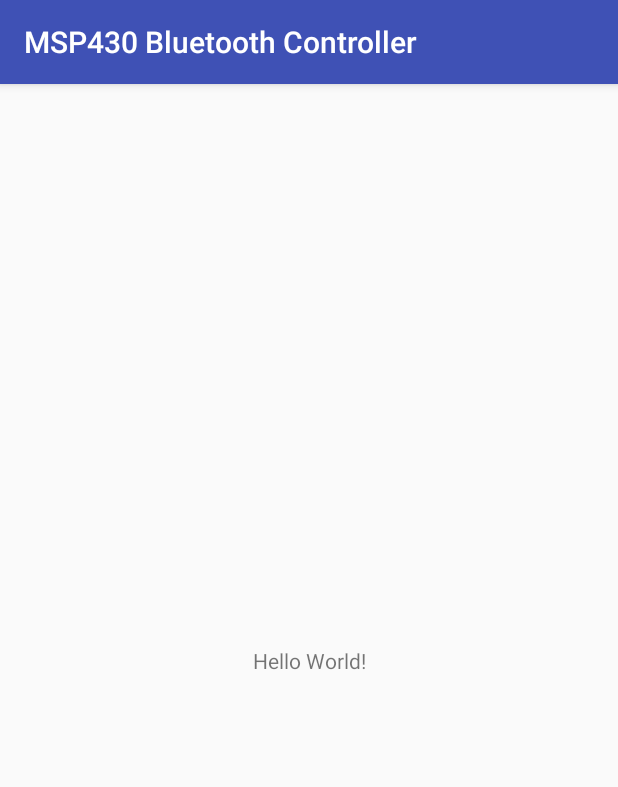
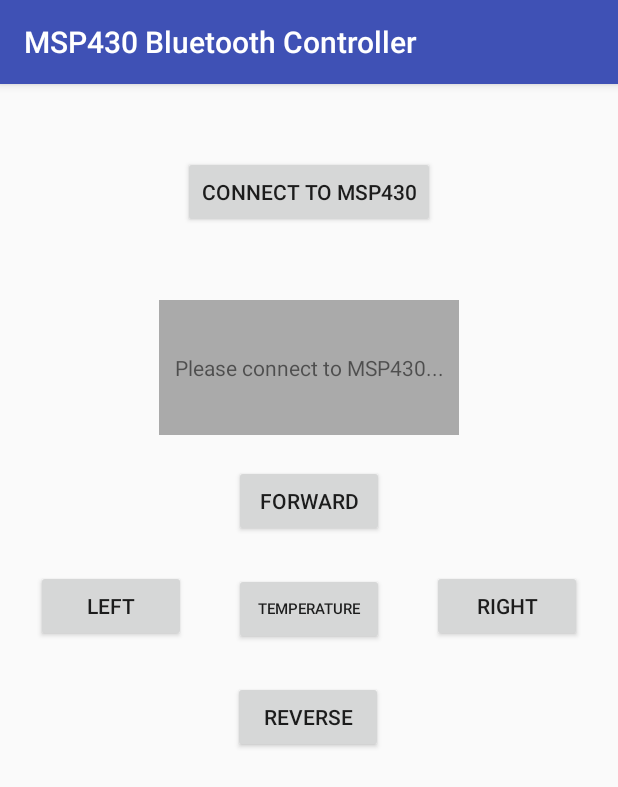
Before and after one commit to AlexTanJH/RemoteBot, an Android app: the screen it shows after launch (MainActivity), on a phone screen of 412 x 824 dp. Shown: the top 787 px of the screen. Run offline under Robolectric (Android 15) with nearby library versions, the phone set to English and light mode, and no system bars.

Commit message:
added UI to app

```diff
--- a/AppController/app/src/main/res/layout/activity_main.xml
+++ b/AppController/app/src/main/res/layout/activity_main.xml
@@ -6,13 +6,111 @@
     android:layout_height="match_parent"
     tools:context=".MainActivity">
 
-    <TextView
+    <Button
+        android:id="@+id/button"
         android:layout_width="wrap_content"
         android:layout_height="wrap_content"
-        android:text="Hello World!"
-        app:layout_constraintBottom_toBottomOf="parent"
-        app:layout_constraintLeft_toLeftOf="parent"
-        app:layout_constraintRight_toRightOf="parent"
+        android:layout_marginEnd="24dp"
+        android:layout_marginLeft="24dp"
+        android:layout_marginRight="24dp"
+        android:layout_marginStart="24dp"
+        android:layout_marginTop="48dp"
+        android:enabled="true"
+        android:text="Connect to MSP430"
+        app:layout_constraintEnd_toEndOf="parent"
+        app:layout_constraintStart_toStartOf="parent"
         app:layout_constraintTop_toTopOf="parent" />
 
+    <TextView
+        android:id="@+id/textView"
+        android:layout_width="200dp"
+        android:layout_height="90dp"
+        android:layout_marginEnd="24dp"
+        android:layout_marginLeft="24dp"
+        android:layout_marginRight="24dp"
+        android:layout_marginStart="24dp"
+        android:layout_marginTop="48dp"
+        android:background="@android:color/darker_gray"
+        android:gravity="center"
+        android:text="Please connect to MSP430..."
+        app:layout_constraintEnd_toEndOf="parent"
+        app:layout_constraintStart_toStartOf="parent"
+        app:layout_constraintTop_toBottomOf="@+id/button" />
+
+    <Button
+        android:id="@+id/forwardButton"
+        android:layout_width="100dp"
+        android:layout_height="wrap_content"
+        android:layout_marginEnd="24dp"
+        android:layout_marginLeft="24dp"
+        android:layout_marginRight="24dp"
+        android:layout_marginStart="24dp"
+        android:layout_marginTop="20dp"
+        android:text="Forward"
+        app:layout_constraintEnd_toEndOf="parent"
+        app:layout_constraintStart_toStartOf="parent"
+        app:layout_constraintTop_toBottomOf="@+id/textView"
+        android:clickable="false" />
+
+    <Button
+        android:id="@+id/button3"
+        android:layout_width="100dp"
+        android:layout_height="wrap_content"
+        android:layout_marginEnd="24dp"
+        android:layout_marginLeft="24dp"
+        android:layout_marginRight="24dp"
+        android:layout_marginStart="24dp"
+        android:text="Left"
+        app:layout_constraintBaseline_toBaselineOf="@+id/getTemp"
+        app:layout_constraintEnd_toStartOf="@+id/getTemp"
+        app:layout_constraintHorizontal_bias="0.0"
+        app:layout_constraintStart_toStartOf="parent"
+        android:clickable="false" />
+
+    <Button
+        android:id="@+id/rightButton"
+        android:layout_width="100dp"
+        android:layout_height="wrap_content"
+        android:layout_marginEnd="24dp"
+        android:layout_marginLeft="24dp"
+        android:layout_marginRight="24dp"
+        android:layout_marginStart="24dp"
+        android:text="Right"
+        app:layout_constraintBaseline_toBaselineOf="@+id/getTemp"
+        app:layout_constraintEnd_toEndOf="parent"
+        app:layout_constraintHorizontal_bias="1.0"
+        app:layout_constraintStart_toEndOf="@+id/getTemp"
+        android:clickable="false" />
+
+    <Button
+        android:id="@+id/button5"
+        android:layout_width="100dp"
+        android:layout_height="wrap_content"
+        android:layout_marginEnd="16dp"
+        android:layout_marginLeft="16dp"
+        android:layout_marginRight="16dp"
+        android:layout_marginStart="16dp"
+        android:layout_marginTop="24dp"
+        android:text="Reverse"
+        app:layout_constraintEnd_toEndOf="parent"
+        app:layout_constraintHorizontal_bias="0.498"
+        app:layout_constraintStart_toStartOf="parent"
+        app:layout_constraintTop_toBottomOf="@+id/getTemp"
+        android:clickable="false" />
+
+    <Button
+        android:id="@+id/getTemp"
+        android:layout_width="100dp"
+        android:layout_height="wrap_content"
+        android:layout_marginEnd="24dp"
+        android:layout_marginLeft="24dp"
+        android:layout_marginRight="24dp"
+        android:layout_marginStart="24dp"
+        android:layout_marginTop="24dp"
+        android:text="Temperature"
+        android:textSize="10sp"
+        app:layout_constraintEnd_toEndOf="parent"
+        app:layout_constraintStart_toStartOf="parent"
+        app:layout_constraintTop_toBottomOf="@+id/forwardButton"
+        android:clickable="false" />
 </android.support.constraint.ConstraintLayout>
```
